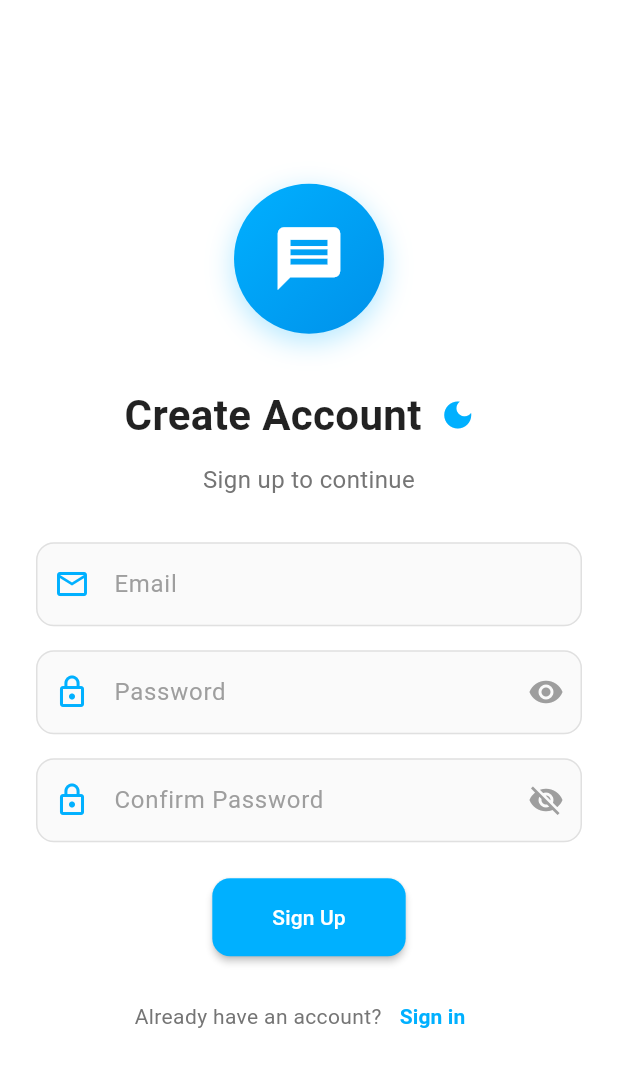
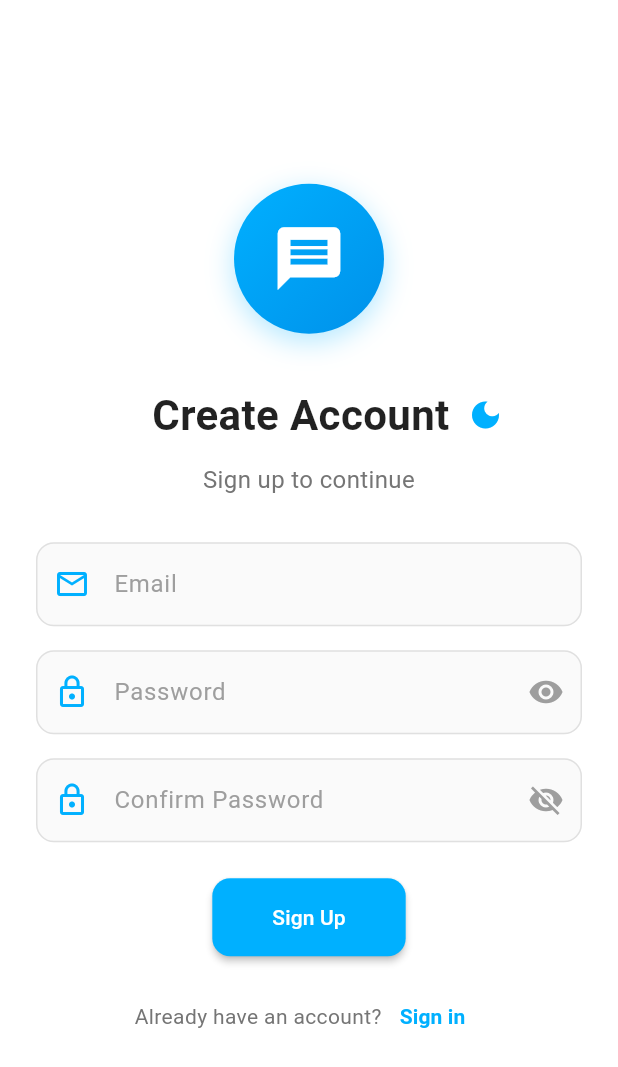
Before and after one commit to kdsking19/Flash_Chat_App, a Flutter app: the screen it shows after launch, after a tap on "Sign Up", on a phone screen of 412 x 824 dp. Shown: the top 1067 px of the screen. Run offline on Flutter 3.47's test engine with Material 3 defaults, Android fonts, the phone set to English and light mode, and no system bars; our stand-ins replace emoji_picker_flutter, shared_preferences, socket_io_client, supabase_flutter, timeago; accounts and stored records are empty.

Commit message:
Changes in login_screen.dart & signup_screen.dart.

```diff
--- a/lib/screens/login_screen.dart
+++ b/lib/screens/login_screen.dart
@@ -107,6 +107,7 @@ class _LoginScreenState extends State<LoginScreen> {
                   Row(
                     mainAxisAlignment: MainAxisAlignment.center,
                     children: [
+                      SizedBox(width: MediaQuery.of(context).size.width*0.09),
                       Text(
                     'Welcome Back',
                     textAlign: TextAlign.center,
@@ -293,6 +294,7 @@ class _LoginScreenState extends State<LoginScreen> {
                   ),
                   const SizedBox(height: 30),
                   Row(
+                    mainAxisSize: MainAxisSize.min,
                     mainAxisAlignment: MainAxisAlignment.center,
                     children: [
                       Text(
--- a/lib/screens/signup_screen.dart
+++ b/lib/screens/signup_screen.dart
@@ -136,6 +136,7 @@ class _SignupScreenState extends State<SignupScreen> {
                   Row(
                     mainAxisAlignment: MainAxisAlignment.center,
                     children: [
+                      SizedBox(width: MediaQuery.of(context).size.width*0.09),
                       Text(
                         'Create Account',
                         textAlign: TextAlign.center,
```
